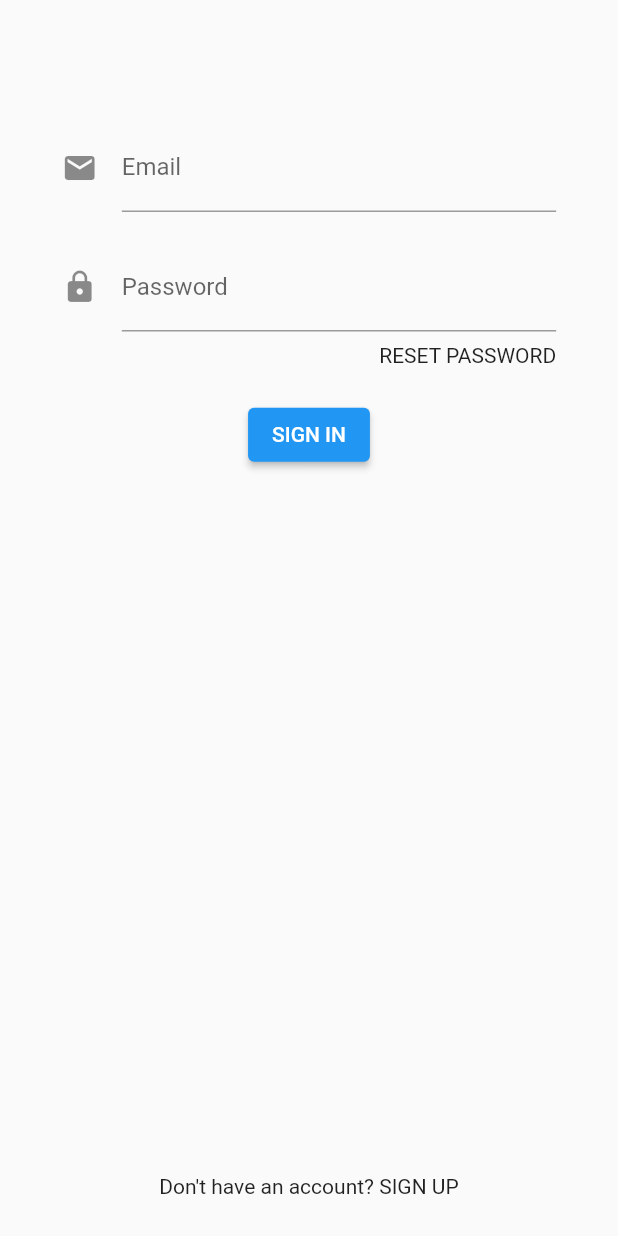
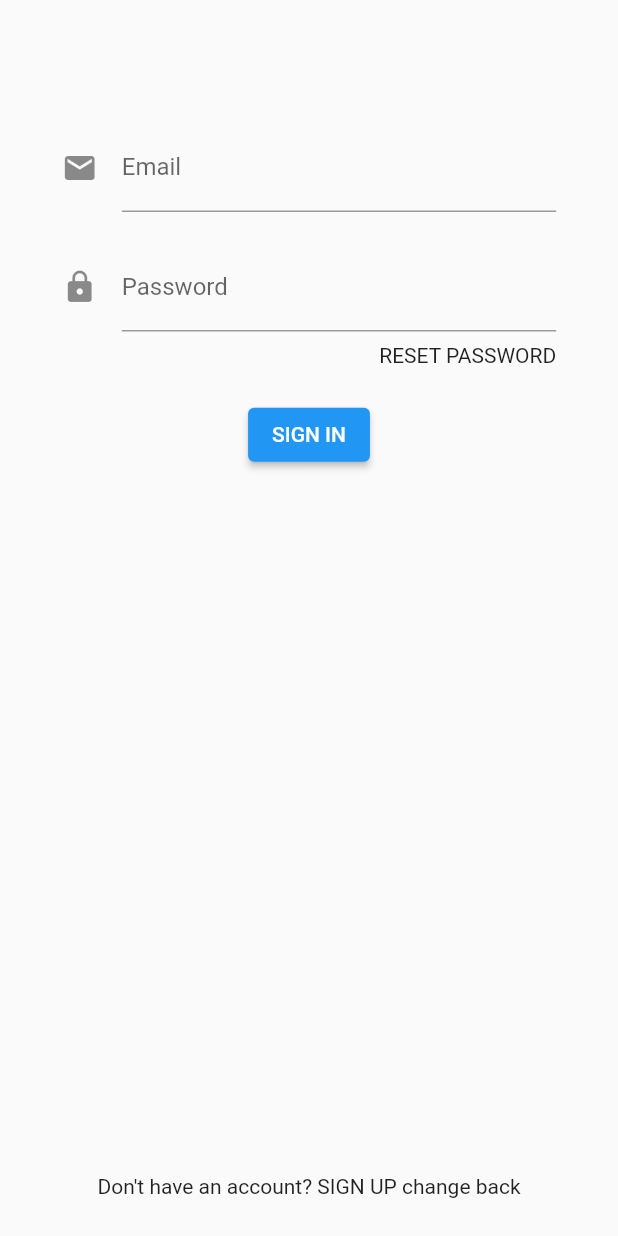
Before and after one commit to KirbyNguyen/budget, a Flutter app: the screen it shows after launch, on a phone screen of 412 x 824 dp. Run offline on Flutter 3.47's test engine with Material 2 defaults, Android fonts, the phone set to English and light mode, and no system bars; our stand-ins replace cloud_firestore, firebase_auth, firebase_core, flutter_colorpicker; accounts and stored records are empty.

Commit message:
testing Pull request

```diff
--- a/lib/pages/authentication/SignInPage.dart
+++ b/lib/pages/authentication/SignInPage.dart
@@ -39,7 +39,7 @@ class SignInPage extends StatelessWidget {
                       ),
                     );
                   },
-                  child: Text("SIGN UP"),
+                  child: Text("SIGN UP change back"),
                 ),
               ],
             ),
```
